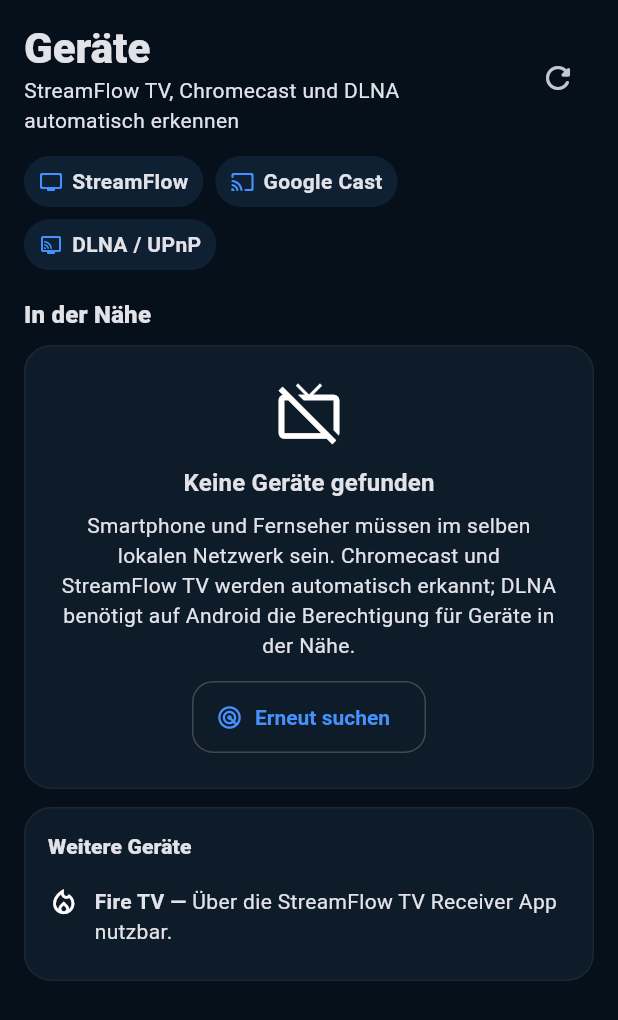
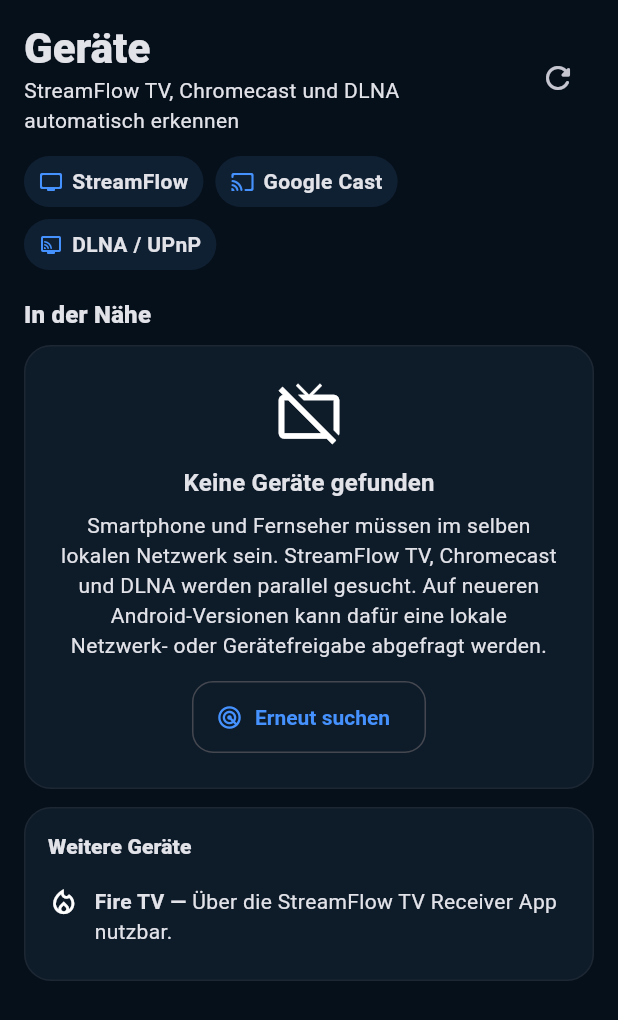
Before and after one commit to redshoxx/StreamFlow-Caster-, a Flutter app: the DevicesScreen widget shown alone on an empty page, opened directly with empty values, on a phone screen of 412 x 824 dp. Shown: the top 1020 px of the screen. Run offline on Flutter 3.47's test engine with Material 3 defaults, Android fonts, the phone set to English and light mode, and no system bars; our stand-ins replace permission_handler, shared_preferences, webview_flutter; missing offline and left inert: bonsoir, file_selector, flutter_chrome_cast, flutter_to_airplay, upnp_client; accounts and stored records are empty.

Commit message:
Clarify Android 1.0.1 discovery status

```diff
--- a/apps/mobile/lib/src/screens/devices_screen.dart
+++ b/apps/mobile/lib/src/screens/devices_screen.dart
@@ -44,7 +44,7 @@
     } catch (_) {
       if (mounted && _devices.isEmpty) {
         setState(() {
-          _error = 'Gerätesuche konnte nicht vollständig gestartet werden. Prüfe Netzwerk- und Geräteberechtigungen.';
+          _error = 'Keine Gerätesuche konnte gestartet werden. Prüfe WLAN, lokale Netzwerkfreigaben und ob der Fernseher im selben Netzwerk erreichbar ist.';
         });
       }
     } finally {
@@ -196,7 +196,7 @@
                       ),
                       const SizedBox(height: 6),
                       const Text(
-                        'Smartphone und Fernseher müssen im selben lokalen Netzwerk sein. Chromecast und StreamFlow TV werden automatisch erkannt; DLNA benötigt auf Android die Berechtigung für Geräte in der Nähe.',
+                        'Smartphone und Fernseher müssen im selben lokalen Netzwerk sein. StreamFlow TV, Chromecast und DLNA werden parallel gesucht. Auf neueren Android-Versionen kann dafür eine lokale Netzwerk- oder Gerätefreigabe abgefragt werden.',
                         textAlign: TextAlign.center,
                       ),
                       const SizedBox(height: 14),
```
